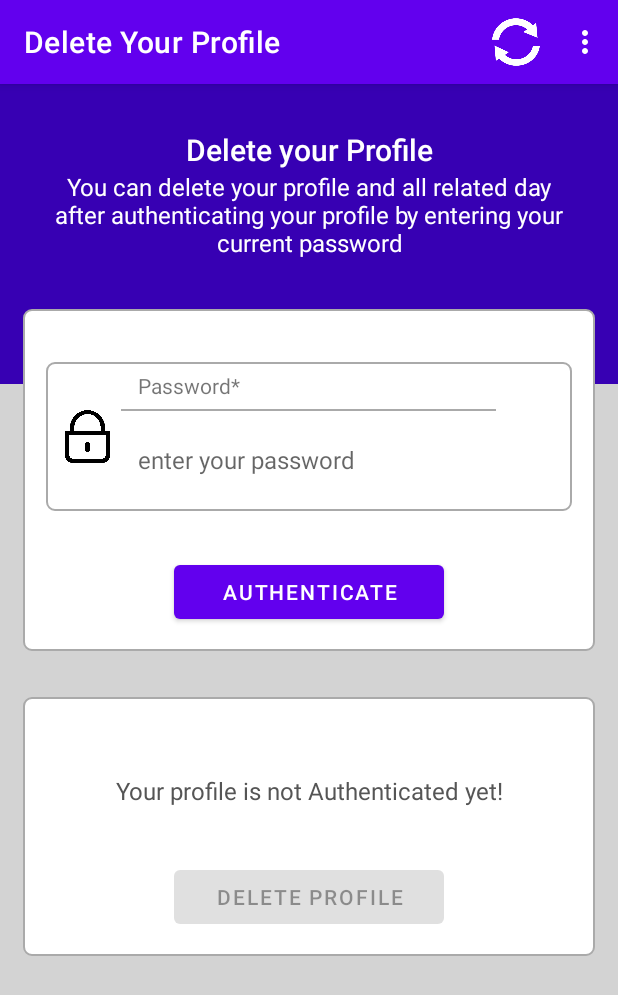
After one commit to ayushbaj53/StudentDormitoryFinder, an Android app: the DeleteProfileActivity screen opened directly, with no data from a screen before it, on a phone screen of 412 x 824 dp. The commit adds this screen. Shown: the top 995 px of the screen. Run offline under Robolectric (Android 15) with nearby library versions, the phone set to English and light mode, and no system bars; our stand-ins replace Firebase (no records; nobody signed in at launch, a user with empty details on screens opened directly).

Commit message:
Delete User Activity done

```diff
--- a/app/src/main/AndroidManifest.xml
+++ b/app/src/main/AndroidManifest.xml
@@ -11,6 +11,9 @@
         android:supportsRtl="true"
         android:theme="@style/Theme.StudentDormitoryFinder"
         tools:targetApi="31">
+        <activity
+            android:name=".DeleteProfileActivity"
+            android:exported="false" />
         <activity
             android:name=".ChangePasswordActivity"
             android:exported="false" />
--- a/app/src/main/java/com/example/studentdormitoryfinder/UploadProfilePicActivity.java
+++ b/app/src/main/java/com/example/studentdormitoryfinder/UploadProfilePicActivity.java
@@ -183,10 +183,10 @@ public class UploadProfilePicActivity extends AppCompatActivity {
             Intent intent = new Intent(UploadProfilePicActivity.this, ChangePasswordActivity.class);
             startActivity(intent);
             finish();
-        } /*else if (id == R.id.menu_delete_profile) {
-            Intent intent = new Intent(UserProfileActivity.this, DeleteProfileActivity.class);
+        } else if (id == R.id.menu_delete_profile) {
+            Intent intent = new Intent(UploadProfilePicActivity.this, DeleteProfileActivity.class);
             startActivity(intent);
-        } */else if (id == R.id.menu_logout){
+        } else if (id == R.id.menu_logout){
             authProfile.signOut();
             Toast.makeText(UploadProfilePicActivity.this, "Logged Out", Toast.LENGTH_LONG).show();
             Intent intent = new Intent(UploadProfilePicActivity.this, MainActivity.class);
--- a/app/src/main/java/com/example/studentdormitoryfinder/UserProfileActivity.java
+++ b/app/src/main/java/com/example/studentdormitoryfinder/UserProfileActivity.java
@@ -174,10 +174,10 @@ public class UserProfileActivity extends AppCompatActivity {
         } else if (id == R.id.menu_change_password) {
             Intent intent = new Intent(UserProfileActivity.this, ChangePasswordActivity.class);
             startActivity(intent);
-        } /*else if (id == R.id.menu_delete_profile) {
+        } else if (id == R.id.menu_delete_profile) {
             Intent intent = new Intent(UserProfileActivity.this, DeleteProfileActivity.class);
             startActivity(intent);
-        } */else if (id == R.id.menu_logout){
+        } else if (id == R.id.menu_logout){
             authProfile.signOut();
             Toast.makeText(UserProfileActivity.this, "Logged Out", Toast.LENGTH_LONG).show();
             Intent intent = new Intent(UserProfileActivity.this, MainActivity.class);
--- /dev/null
+++ b/app/src/main/res/layout/activity_delete_profile.xml
@@ -0,0 +1,164 @@
+<?xml version="1.0" encoding="utf-8"?>
+<ScrollView xmlns:android="http://schemas.android.com/apk/res/android"
+    xmlns:app="http://schemas.android.com/apk/res-auto"
+    xmlns:tools="http://schemas.android.com/tools"
+    android:layout_width="match_parent"
+    android:layout_height="match_parent"
+    tools:context=".DeleteProfileActivity"
+    android:background="@color/light_gray">
+
+    <LinearLayout
+        android:layout_width="match_parent"
+        android:layout_height="wrap_content"
+        android:orientation="vertical">
+
+        <LinearLayout
+            android:layout_width="match_parent"
+            android:layout_height="200dp"
+            android:orientation="vertical"
+            android:background="@color/purple_700">
+
+            <TextView
+                android:id="@+id/textView_delete_user_head"
+                android:layout_width="match_parent"
+                android:layout_height="wrap_content"
+                android:layout_marginTop="30dp"
+                android:text="Delete your Profile"
+                android:textAlignment="center"
+                android:textColor="@color/white"
+                android:textAppearance="@style/TextAppearance.AppCompat.Title" />
+
+            <TextView
+                android:id="@+id/textView_delete_user_instruction"
+                android:layout_width="match_parent"
+                android:layout_height="wrap_content"
+                android:layout_below="@id/textView_delete_user_head"
+                android:text="You can delete your profile and all related day after authenticating your profile by entering your current password"
+                android:textAlignment="center"
+                android:layout_marginLeft="30dp"
+                android:layout_marginRight="30dp"
+                android:textColor="@color/white"
+                android:textAppearance="@style/TextAppearance.AppCompat.Menu" />
+
+        </LinearLayout>
+
+        <RelativeLayout
+            android:layout_width="match_parent"
+            android:layout_height="wrap_content"
+            android:layout_marginBottom="15dp"
+            android:layout_marginRight="15dp"
+            android:layout_marginLeft="15dp"
+            android:layout_marginTop="-50dp"
+            android:background="@drawable/border"
+            android:padding="15dp">
+
+            <RelativeLayout
+                android:id="@+id/RL_pwd"
+                android:layout_width="match_parent"
+                android:layout_height="wrap_content"
+                android:layout_marginTop="20dp"
+                android:background="@drawable/border">
+
+                <ImageView
+                    android:id="@+id/imageViewPwd"
+                    android:layout_width="35dp"
+                    android:layout_height="35dp"
+                    android:layout_centerVertical="true"
+                    android:layout_marginLeft="10dp"
+                    android:layout_marginRight="10dp"
+                    android:src="@drawable/ic_pwd_bw" />
+
+                <TextView
+                    android:id="@+id/textView_delete_user_pwd"
+                    android:layout_width="match_parent"
+                    android:layout_height="wrap_content"
+                    android:layout_toEndOf="@id/imageViewPwd"
+                    android:padding="6dp"
+                    android:text="Password*" />
+
+                <View
+                    android:id="@+id/divider_pwd"
+                    android:layout_width="250dp"
+                    android:layout_height="1dp"
+                    android:layout_below="@id/textView_delete_user_pwd"
+                    android:layout_centerHorizontal="true"
+                    android:background="@android:color/darker_gray" />
+
+                <EditText
+                    android:id="@+id/editText_delete_user_pwd"
+                    android:layout_width="match_parent"
+                    android:layout_height="wrap_content"
+                    android:layout_below="@id/textView_delete_user_pwd"
+                    android:layout_marginTop="10dp"
+                    android:layout_marginBottom="10dp"
+                    android:layout_toEndOf="@id/imageViewPwd"
+                    android:background="@android:color/transparent"
+                    android:hint="enter your password"
+                    android:inputType="textPassword"
+                    android:minHeight="48dp"
+                    android:padding="6dp"
+                    android:textSize="16sp" />
+
+                <ImageView
+                    android:id="@+id/imageView_show_hide_pwd"
+                    android:layout_width="33dp"
+                    android:layout_height="33dp"
+                    android:layout_below="@id/textView_delete_user_pwd"
+                    android:layout_alignParentEnd="true"
+                    android:layout_marginTop="10dp"
+                    android:layout_marginRight="10dp" />
+            </RelativeLayout>
+
+            <Button
+                android:id="@+id/button_delete_user_authenticate"
+                android:layout_width="180dp"
+                android:layout_height="wrap_content"
+                android:layout_below="@id/RL_pwd"
+                android:layout_centerHorizontal="true"
+                android:layout_marginTop="30dp"
+                android:text="Authenticate" />
+
+            <ProgressBar
+                android:id="@+id/progressBar"
+                style="?android:attr/progressBarStyleLarge"
+                android:layout_width="wrap_content"
+                android:layout_height="wrap_content"
+                android:layout_centerInParent="true"
+                android:layout_centerHorizontal="true"
+                android:elevation="10dp"
+                android:visibility="gone" />
+
+        </RelativeLayout>
+
+        <RelativeLayout
+            android:layout_width="match_parent"
+            android:layout_height="match_parent"
+            android:layout_margin="15dp"
+            android:background="@drawable/border"
+            android:padding="15dp">
+
+            <TextView
+                android:id="@+id/textView_delete_user_authenticated"
+                android:layout_width="match_parent"
+                android:layout_height="wrap_content"
+                android:layout_marginTop="30dp"
+                android:padding="6dp"
+                android:text="Your profile is not Authenticated yet!"
+                android:textAlignment="center"
+                android:textColor="#555555"
+                android:textSize="16sp" />
+
+            <Button
+                android:id="@+id/button_delete_user"
+                android:layout_width="180dp"
+                android:layout_height="wrap_content"
+                android:layout_below="@id/textView_delete_user_authenticated"
+                android:layout_centerHorizontal="true"
+                android:layout_marginTop="30dp"
+                android:text="Delete Profile" />
+
+        </RelativeLayout>
+
+    </LinearLayout>
+
+</ScrollView>
```
Also changed, not shown: app/src/main/java/com/example/studentdormitoryfinder/ChangePasswordActivity.java (+4 -3 lines), app/src/main/java/com/example/studentdormitoryfinder/DeleteProfileActivity.java (added, +239 -0 lines), app/src/main/java/com/example/studentdormitoryfinder/UpdateEmailActivity.java (+4 -3 lines), app/src/main/java/com/example/studentdormitoryfinder/UpdateProfileActivity.java (+4 -3 lines), app/src/main/res/drawable/ic_calendar.png (added), app/src/main/res/drawable/ic_pwd_bw.png (added), app/src/main/res/drawable/ic_refresh.png (added), app/src/main/res/drawable/ic_refresh_white.jpg (added).
